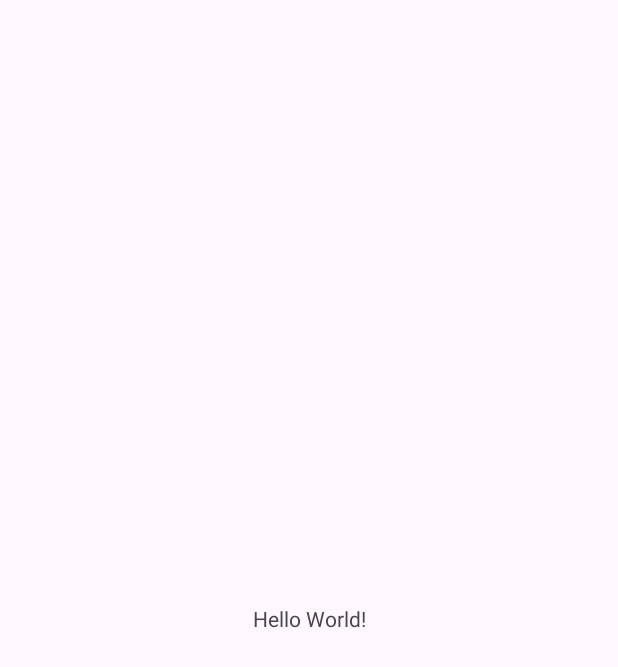
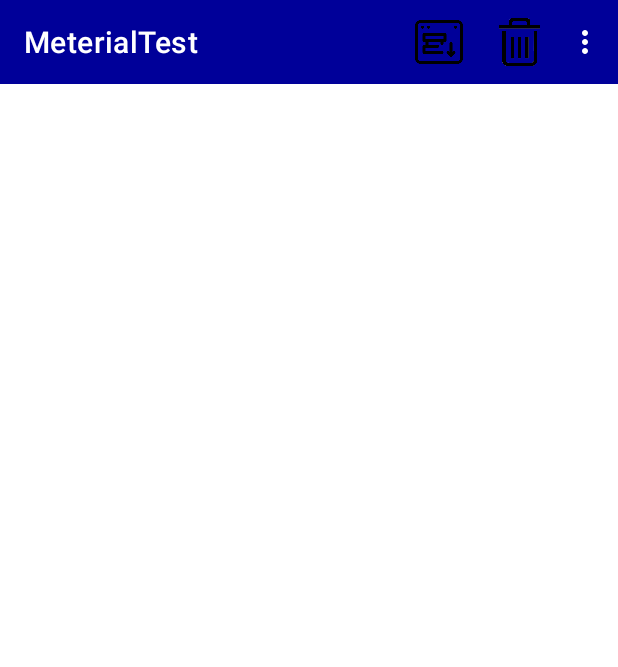
Before and after one commit to guocanzhen/MeterialTest, an Android app: the screen it shows after launch (MainActivity), on a phone screen of 412 x 824 dp. Before the commit the part shown is almost empty. Shown: the top 667 px of the screen. Run offline under Robolectric (Android 15) with nearby library versions, the light colour scheme and no system bars.

Commit message:
Material Toolbar

```diff
--- a/app/src/main/java/com/example/meterialtest/MainActivity.java
+++ b/app/src/main/java/com/example/meterialtest/MainActivity.java
@@ -1,8 +1,13 @@
 package com.example.meterialtest;
 
+import androidx.annotation.NonNull;
 import androidx.appcompat.app.AppCompatActivity;
+import androidx.appcompat.widget.Toolbar;
 
 import android.os.Bundle;
+import android.view.Menu;
+import android.view.MenuItem;
+import android.widget.Toast;
 
 public class MainActivity extends AppCompatActivity {
 
@@ -10,5 +15,28 @@ public class MainActivity extends AppCompatActivity {
     protected void onCreate(Bundle savedInstanceState) {
         super.onCreate(savedInstanceState);
         setContentView(R.layout.activity_main);
+        Toolbar toolbar = findViewById(R.id.toolbar);
+        setSupportActionBar(toolbar);
+    }
+
+    @Override
+    public boolean onCreateOptionsMenu(Menu menu) {
+        getMenuInflater().inflate(R.menu.toolbar, menu);
+        return true;
+    }
+
+    @Override
+    public boolean onOptionsItemSelected(@NonNull MenuItem item) {
+        int itemId = item.getItemId();
+        if (R.id.backup == itemId) {
+            Toast.makeText(this, "you clicked backup", Toast.LENGTH_SHORT).show();
+        } else if (R.id.delete == itemId) {
+            Toast.makeText(this, "you clicked delete", Toast.LENGTH_SHORT).show();
+        } else if (R.id.setting == itemId) {
+            Toast.makeText(this, "you clicked setting", Toast.LENGTH_SHORT).show();
+        } else {
+
+        }
+        return true;
     }
 }
--- a/app/src/main/res/layout/activity_main.xml
+++ b/app/src/main/res/layout/activity_main.xml
@@ -1,18 +1,17 @@
 <?xml version="1.0" encoding="utf-8"?>
-<androidx.constraintlayout.widget.ConstraintLayout xmlns:android="http://schemas.android.com/apk/res/android"
+<FrameLayout xmlns:android="http://schemas.android.com/apk/res/android"
     xmlns:app="http://schemas.android.com/apk/res-auto"
     xmlns:tools="http://schemas.android.com/tools"
     android:layout_width="match_parent"
     android:layout_height="match_parent"
     tools:context=".MainActivity">
 
-    <TextView
-        android:layout_width="wrap_content"
-        android:layout_height="wrap_content"
-        android:text="Hello World!"
-        app:layout_constraintBottom_toBottomOf="parent"
-        app:layout_constraintEnd_toEndOf="parent"
-        app:layout_constraintStart_toStartOf="parent"
-        app:layout_constraintTop_toTopOf="parent" />
+    <androidx.appcompat.widget.Toolbar
+        android:id="@+id/toolbar"
+        android:layout_width="match_parent"
+        android:background="@color/purple_700"
+        android:theme="@style/ThemeOverlay.AppCompat.Dark.ActionBar"
+        app:popupTheme="@style/ThemeOverlay.AppCompat.Light"
+        android:layout_height="?attr/actionBarSize"/>
 
-</androidx.constraintlayout.widget.ConstraintLayout>
+</FrameLayout>
--- /dev/null
+++ b/app/src/main/res/menu/toolbar.xml
@@ -0,0 +1,23 @@
+<?xml version="1.0" encoding="utf-8"?>
+<menu xmlns:android="http://schemas.android.com/apk/res/android"
+    xmlns:app="http://schemas.android.com/apk/res-auto">
+
+    <item
+        android:id="@+id/backup"
+        android:icon="@drawable/ic_backup"
+        android:title="Backup"
+        app:showAsAction="always"/>
+
+    <item
+        android:id="@+id/delete"
+        android:icon="@drawable/ic_delete"
+        android:title="Delete"
+        app:showAsAction="ifRoom"/>
+
+    <item
+        android:id="@+id/setting"
+        android:icon="@drawable/ic_setting"
+        android:title="Setting"
+        app:showAsAction="never"/>
+
+</menu>
--- a/app/src/main/res/values/colors.xml
+++ b/app/src/main/res/values/colors.xml
@@ -2,4 +2,5 @@
 <resources>
     <color name="black">#FF000000</color>
     <color name="white">#FFFFFFFF</color>
+    <color name="purple_700">#000099</color>
 </resources>
--- a/app/src/main/res/values/themes.xml
+++ b/app/src/main/res/values/themes.xml
@@ -4,6 +4,5 @@
         <!-- Customize your light theme here. -->
         <!-- <item name="colorPrimary">@color/my_light_primary</item> -->
     </style>
-
-    <style name="Theme.MeterialTest" parent="Base.Theme.MeterialTest" />
+    <style name="Theme.MeterialTest" parent="Theme.MaterialComponents.DayNight.NoActionBar" />
 </resources>
```
Also changed, not shown: app/src/main/res/drawable/ic_backup.png (added), app/src/main/res/drawable/ic_delete.png (added), app/src/main/res/drawable/ic_setting.png (added).
